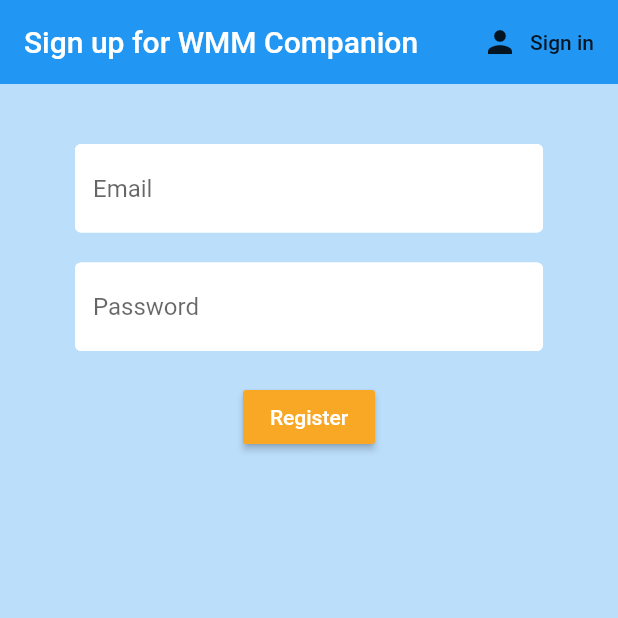
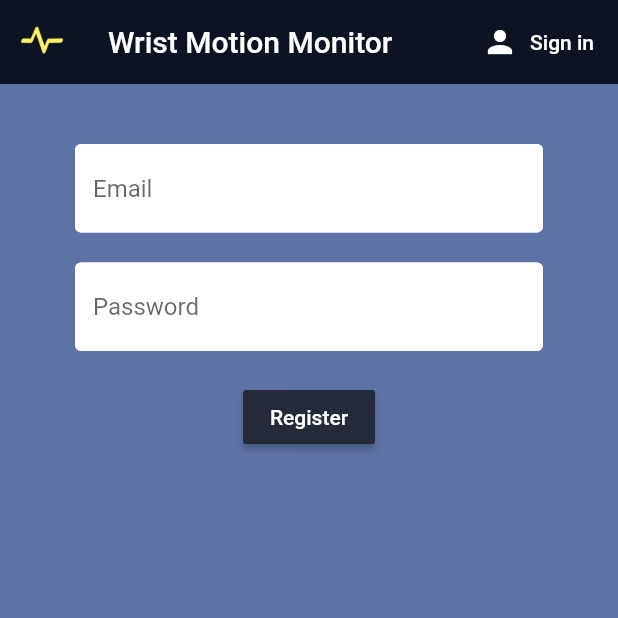
Before and after one commit to TheOnlyPatty/WMM, a Flutter app: the screen it shows after launch, after a tap on "Sign in", after a tap on "Register", on a phone screen of 412 x 824 dp, the top half of it. Run offline on Flutter 3.47's test engine with Material 2 defaults, Android fonts, the phone set to English and light mode, and no system bars; our stand-ins replace cloud_firestore, firebase_auth, flutter_blue, flutter_spinkit, sqflite; accounts and stored records are empty.

Commit message:
More visual app updates

```diff
--- /dev/null
+++ b/app/flutter-unity-view-widget-master/example/lib/models/athlete.dart
@@ -0,0 +1,9 @@
+class Athlete {
+
+    final String name;
+    final String sport;
+    //final String age;
+
+    Athlete({ this.name, this.sport, /*this.age*/});
+
+}
--- a/app/flutter-unity-view-widget-master/example/lib/models/user.dart
+++ b/app/flutter-unity-view-widget-master/example/lib/models/user.dart
@@ -5,3 +5,13 @@ class User {
   User({ this.uid });
 
 }
+
+class UserData {
+
+  final String uid;
+  final String name;
+  final String sport;
+
+  UserData({this.uid, this.name, this.sport});
+
+}
--- a/app/flutter-unity-view-widget-master/example/lib/screens/authenticate/register.dart
+++ b/app/flutter-unity-view-widget-master/example/lib/screens/authenticate/register.dart
@@ -26,15 +26,20 @@ class _RegisterState extends State<Register> {
   @override
   Widget build(BuildContext context) {
     return loading ? Loading() : Scaffold(
-      backgroundColor: Colors.blue[100],
+      backgroundColor: Color(0xff5d73a5),
       appBar: AppBar(
-        backgroundColor: Colors.blue[500],
+        leading: Padding(
+          padding: const EdgeInsets.all(8.0),
+          child: Image.asset("assets/images/WMM_line.png"),
+        ),
+        backgroundColor: Color(0xff0c1423),
         elevation: 0.0,
-        title: Text('Sign up for WMM Companion'),
+        title: Text('Wrist Motion Monitor'),
         actions: <Widget>[
           FlatButton.icon(
             icon: Icon(Icons.person),
             label: Text('Sign in'),
+            textColor: Colors.white,
             onPressed: () {
               widget.toggleView();
             },
@@ -66,7 +71,7 @@ class _RegisterState extends State<Register> {
               ),
               SizedBox(height: 20.0),
               RaisedButton(
-                color: Colors.yellow[800],
+                color: Color(0xff242a38),
                 child: Text(
                   'Register',
                   style: TextStyle(color: Colors.white),
--- a/app/flutter-unity-view-widget-master/example/lib/screens/authenticate/sign_in.dart
+++ b/app/flutter-unity-view-widget-master/example/lib/screens/authenticate/sign_in.dart
@@ -1,5 +1,4 @@
 import 'package:flutter/material.dart';
-import 'package:flutter_spinkit/flutter_spinkit.dart';
 import 'package:flutter_unity_widget_example/services/auth.dart';
 import 'package:flutter_unity_widget_example/shared/constants.dart';
 import 'package:flutter_unity_widget_example/shared/loading.dart';
@@ -27,15 +26,20 @@ class _SignInState extends State<SignIn> {
   @override
   Widget build(BuildContext context) {
     return loading ? Loading() : Scaffold(
-      backgroundColor: Colors.blue[100],
+      backgroundColor: Color(0xff5d73a5),
       appBar: AppBar(
-        backgroundColor: Colors.blue[500],
+        leading: Padding(
+          padding: const EdgeInsets.all(8.0),
+          child: Image.asset("assets/images/WMM_line.png"),
+        ),
+        backgroundColor: Color(0xff0c1423),
         elevation: 0.0,
-        title: Text('Sign in to WMM Companion'),
+        title: Text('Wrist Motion Monitor'),
         actions: <Widget>[
           FlatButton.icon(
             icon: Icon(Icons.person),
             label: Text('Register'),
+            textColor: Colors.white,
             onPressed: () {
               widget.toggleView();
             },
@@ -67,7 +71,7 @@ class _SignInState extends State<SignIn> {
               ),
               SizedBox(height: 20.0),
               RaisedButton(
-                color: Colors.yellow[800],
+                color: Color(0xff242a38),
                 child: Text(
                   'Sign in',
                   style: TextStyle(color: Colors.white),
--- a/app/flutter-unity-view-widget-master/example/lib/services/auth.dart
+++ b/app/flutter-unity-view-widget-master/example/lib/services/auth.dart
@@ -47,7 +47,7 @@ class AuthService {
       FirebaseUser user = result.user;
 
       // create a new document for the user with the uid
-      await DatabaseService(uid: user.uid).updateUserData('sport', 'new athlete');
+      //await DatabaseService(uid: user.uid).updateUserData('sport', 'new athlete');
       return _userFromFirebaseUser(user);
     } catch(e) {
       print(e.toString());
--- a/app/flutter-unity-view-widget-master/example/lib/shared/loading.dart
+++ b/app/flutter-unity-view-widget-master/example/lib/shared/loading.dart
@@ -5,7 +5,7 @@ class Loading extends StatelessWidget {
   @override
   Widget build(BuildContext context) {
     return Container(
-      color: Colors.blue[100],
+      color: Color(0xff5d73a5),
       child: Center(
         child: SpinKitWave(
           color: Colors.white,
--- a/app/flutter-unity-view-widget-master/example/lib/unity_screen.dart
+++ b/app/flutter-unity-view-widget-master/example/lib/unity_screen.dart
@@ -27,9 +27,10 @@ class UnityScreen extends StatelessWidget {
   @override
   Widget build(BuildContext context) {
     return Scaffold(
+      backgroundColor: Color(0xff5d73a5),
       appBar: AppBar(
         title: Text('Past Data 3D Model'),
-
+        backgroundColor: Color(0xff0c1423),
       ),
       body: Card(
         margin: const EdgeInsets.all(8),
@@ -69,7 +70,7 @@ class UnityScreen extends StatelessWidget {
                         }
 
                       },
-                      child: const Text('Press to start demo!', style: TextStyle(fontSize: 20)),
+                      child: const Text('Start Replay', style: TextStyle(color: Color(0xff242a38), fontSize: 20)),
                     ),
                   ],
                 ),
```
Also changed, not shown: app/flutter-unity-view-widget-master/example/lib/ble_screen.dart (+10 -5 lines), app/flutter-unity-view-widget-master/example/lib/screens/home/athlete_screen.dart (added, +57 -0 lines), app/flutter-unity-view-widget-master/example/lib/screens/home/athlete_tile.dart (added, +27 -0 lines), app/flutter-unity-view-widget-master/example/lib/screens/home/home.dart (+9 -1 lines), app/flutter-unity-view-widget-master/example/lib/screens/home/settings_form.dart (added, +93 -0 lines), app/flutter-unity-view-widget-master/example/lib/screens/menu_screen.dart (+9 -14 lines), app/flutter-unity-view-widget-master/example/lib/services/database.dart (+53 -2 lines), app/flutter-unity-view-widget-master/example/lib/shared/nav_drawer.dart (+25 -16 lines), app/flutter-unity-view-widget-master/example/pubspec.yaml (+4 -3 lines), app/flutter-unity-view-widget-master/example/assets/images/WMM_line.png (added), app/flutter-unity-view-widget-master/example/assets/images/WMM_logo.png (added), app/flutter-unity-view-widget-master/example/assets/images/WMM_whiteLogo.png (added), 1 other file.
